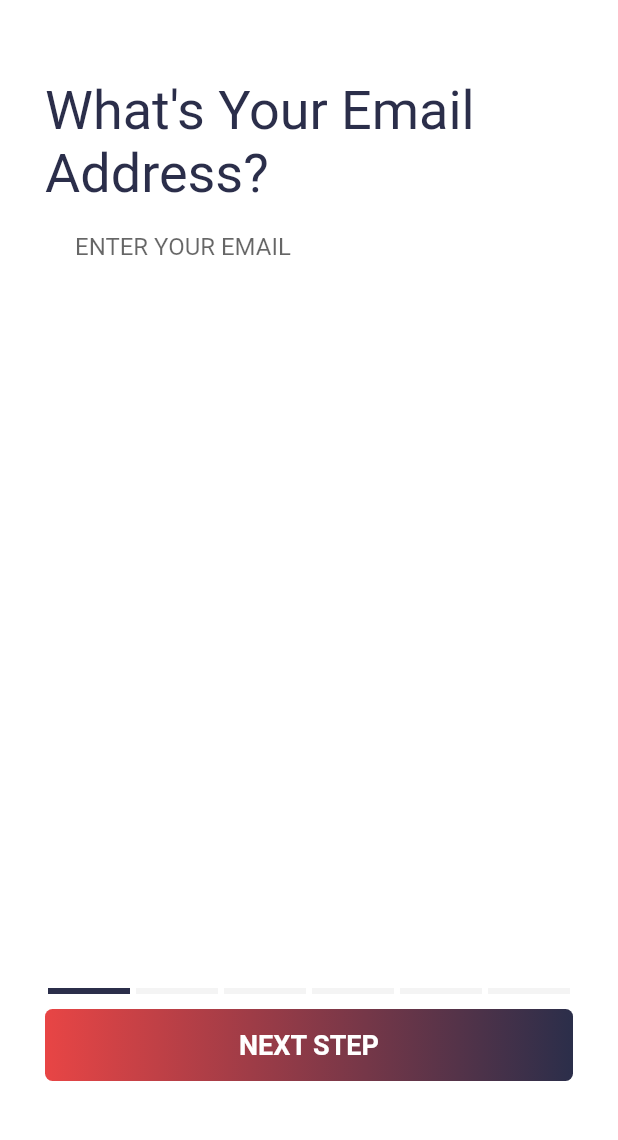
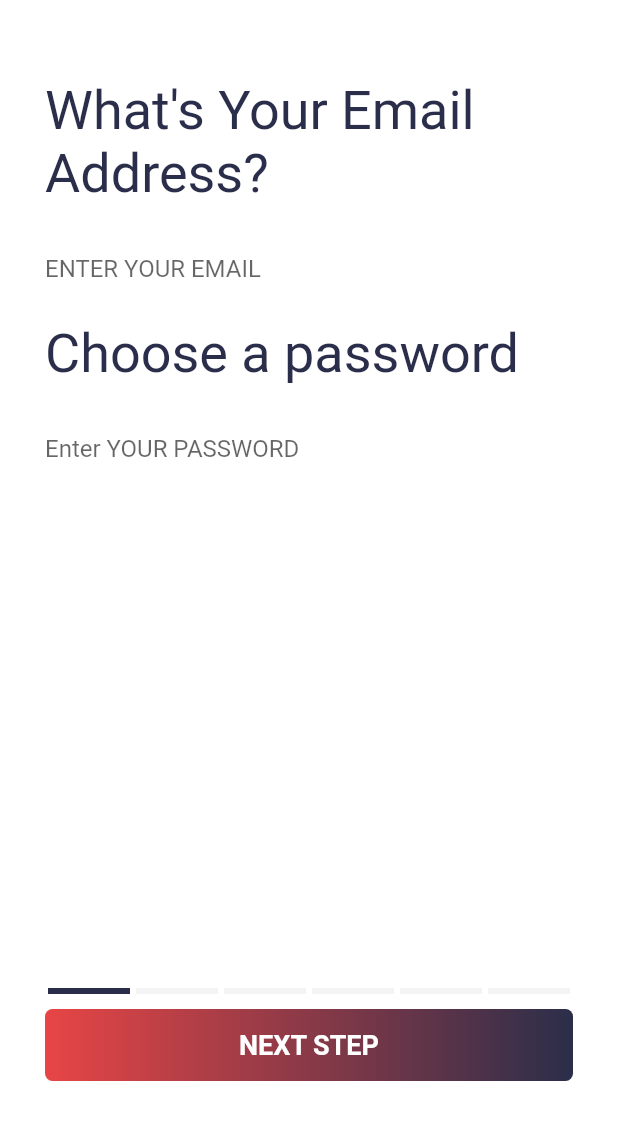
Before and after one commit to ttoghere/blocdating, a Flutter app: the OnboardingScreen screen opened by its route, after a tap on "START", on a phone screen of 412 x 824 dp, the part 80-1220 px from its top. Run offline on Flutter 3.47's test engine with Material 2 defaults, Android fonts, the phone set to English and light mode, and no system bars; drawn by our look-alikes of step_progress_indicator; our stand-ins replace bloc, equatable, firebase_auth, firebase_core, flutter_bloc, flutter_svg and 1 more; accounts and stored records are empty; Roboto replaces fonts that are missing (Allan).

Commit message:
What i did ? && Next on:
Did:
1)Auth Repository is done
2)Auth Bloc is done
3)SignUp Cubit is done
4)Onboarding/email auth is done(for now)
5)Important widgets are updated
Next on:
1)Upload Image To Firestore

```diff
--- /dev/null
+++ b/lib/blocs/bloc/auth_bloc.dart
@@ -0,0 +1,44 @@
+// ignore_for_file: public_member_api_docs, sort_constructors_first
+import 'dart:async';
+
+import 'package:flutter_bloc/flutter_bloc.dart';
+import 'package:equatable/equatable.dart';
+import 'package:firebase_auth/firebase_auth.dart';
+
+import 'package:blocdating/repositories/auth/auth_repository.dart';
+
+part 'auth_event.dart';
+part 'auth_state.dart';
+
+class AuthBloc extends Bloc<AuthEvent, AuthState> {
+  final AuthRepository _authRepository;
+  StreamSubscription<User?>? _userSubscription;
+
+  AuthBloc({
+    required AuthRepository authRepository,
+  })  : _authRepository = authRepository,
+        super(const AuthState.unknown()) {
+    on<AuthUserChanged>(_onAuthUserChanged);
+
+    _userSubscription = _authRepository.user.listen(
+      (user) => add(
+        AuthUserChanged(user: user!),
+      ),
+    );
+  }
+
+  void _onAuthUserChanged(
+    AuthUserChanged event,
+    Emitter<AuthState> emit,
+  ) {
+    emit(
+      AuthState.authenticated(user: event.user),
+    );
+  }
+
+  @override
+  Future<void> close() {
+    _userSubscription?.cancel();
+    return super.close();
+  }
+}
--- /dev/null
+++ b/lib/blocs/bloc/auth_event.dart
@@ -0,0 +1,19 @@
+part of 'auth_bloc.dart';
+
+abstract class AuthEvent extends Equatable {
+  const AuthEvent();
+
+  @override
+  List<Object> get props => [];
+}
+
+class AuthUserChanged extends AuthEvent {
+  final User user;
+
+  const AuthUserChanged({
+    required this.user,
+  });
+
+  @override
+  List<Object> get props => [user];
+}
--- /dev/null
+++ b/lib/blocs/bloc/auth_state.dart
@@ -0,0 +1,29 @@
+part of 'auth_bloc.dart';
+
+enum AuthStatus { unknown, authenticated, unauthenticated }
+
+class AuthState extends Equatable {
+  final AuthStatus status;
+  final User? user;
+
+  const AuthState._({
+    this.status = AuthStatus.unknown,
+    this.user,
+  });
+
+  const AuthState.unknown() : this._();
+
+  const AuthState.authenticated({required User user})
+      : this._(
+          status: AuthStatus.authenticated,
+          user: user,
+        );
+
+  const AuthState.unauthenticated()
+      : this._(
+          status: AuthStatus.unauthenticated,
+        );
+
+  @override
+  List<Object?> get props => [status, user];
+}
--- a/lib/blocs/swipe/swipe_bloc.dart
+++ b/lib/blocs/swipe/swipe_bloc.dart
@@ -1,5 +1,3 @@
-import 'dart:developer';
-
 import 'package:flutter_bloc/flutter_bloc.dart';
 import 'package:blocdating/models/user_model.dart';
 import 'package:equatable/equatable.dart';
--- a/lib/config/app_router.dart
+++ b/lib/config/app_router.dart
@@ -1,6 +1,7 @@
 import 'dart:developer';
 
 import 'package:blocdating/models/models.dart';
+import 'package:blocdating/screens/profile/profile_screen.dart';
 import 'package:blocdating/screens/screens.dart';
 import 'package:flutter/material.dart';
 
@@ -21,6 +22,8 @@ class AppRouter {
         return MatchesScreen.route();
       case ChatScreen.routeName:
         return ChatScreen.route(userMatch: settings.arguments as UserMatch);
+      case ProfileScreen.routeName:
+        return ProfileScreen.route();
       default:
         return _errorRoute();
     }
--- /dev/null
+++ b/lib/cubits/cubit/sign_up_cubit.dart
@@ -0,0 +1,40 @@
+import 'dart:io';
+
+import 'package:bloc/bloc.dart';
+import 'package:blocdating/repositories/auth/auth_repository.dart';
+import 'package:blocdating/screens/onboarding/onboarding_screens/screens.dart';
+import 'package:equatable/equatable.dart';
+import 'package:firebase_auth/firebase_auth.dart';
+import 'package:flutter/material.dart';
+
+part 'sign_up_state.dart';
+
+class SignupCubit extends Cubit<SignupState> {
+  final AuthRepository _authRepository;
+
+  SignupCubit({required AuthRepository authRepository})
+      : _authRepository = authRepository,
+        super(SignupState.initial());
+
+  void emailChanged(String value) {
+    emit(state.copyWith(email: value, status: SignUpStatus.initial));
+  }
+
+  void passwordChanged(String value) {
+    emit(state.copyWith(password: value, status: SignUpStatus.initial));
+  }
+
+  void signUpWithCredentials(BuildContext context) async {
+    if (!state.isFormValid || state.status == SignUpStatus.submitting) return;
+    emit(
+      state.copyWith(status: SignUpStatus.submitting),
+    );
+    try {
+      await _authRepository.signUp(
+          email: state.email, password: state.password);
+      emit(
+        state.copyWith(status: SignUpStatus.success),
+      );
+    } catch (_) {}
+  }
+}
--- /dev/null
+++ b/lib/cubits/cubit/sign_up_state.dart
@@ -0,0 +1,44 @@
+// ignore_for_file: public_member_api_docs, sort_constructors_first
+part of 'sign_up_cubit.dart';
+
+enum SignUpStatus { initial, submitting, success, error }
+
+class SignupState extends Equatable {
+  final String email;
+  final String password;
+  final SignUpStatus status;
+
+  bool get isFormValid => email.isNotEmpty && password.isNotEmpty;
+
+  const SignupState({
+    required this.email,
+    required this.password,
+    required this.status,
+  });
+
+  factory SignupState.initial() {
+    return SignupState(
+      email: '',
+      password: '',
+      status: SignUpStatus.initial,
+    );
+  }
+
+  @override
+  bool get stringify => true;
+
+  @override
+  List<Object> get props => [email, password, status];
+
+  SignupState copyWith({
+    String? email,
+    String? password,
+    SignUpStatus? status,
+  }) {
+    return SignupState(
+      email: email ?? this.email,
+      password: password ?? this.password,
+      status: status ?? this.status,
+    );
+  }
+}
--- /dev/null
+++ b/lib/repositories/auth/auth_repository.dart
@@ -0,0 +1,26 @@
+import 'package:blocdating/repositories/auth/base_auth_repository.dart';
+import 'package:firebase_auth/firebase_auth.dart';
+import 'package:flutter/material.dart';
+
+class AuthRepository extends BaseAuthRepository {
+  final FirebaseAuth _firebaseAuth;
+  AuthRepository({FirebaseAuth? firebaseAuth})
+      : _firebaseAuth = firebaseAuth ?? FirebaseAuth.instance;
+  @override
+  Future<User?> signUp({
+    required String email,
+    required String password,
+  }) async {
+    try {
+      final credential = await _firebaseAuth.createUserWithEmailAndPassword(
+        email: email,
+        password: password,
+      );
+      final user = credential.user;
+      return user;
+    } catch (_) {}
+  }
+
+  @override
+  Stream<User?> get user => _firebaseAuth.userChanges();
+}
--- /dev/null
+++ b/lib/repositories/auth/base_auth_repository.dart
@@ -0,0 +1,10 @@
+import 'package:firebase_auth/firebase_auth.dart';
+import 'package:flutter/material.dart';
+
+abstract class BaseAuthRepository {
+  Stream<User?> get user;
+  Future<User?> signUp({
+    required String email,
+    required String password,
+  });
+}
--- a/lib/screens/onboarding/onboarding_screen.dart
+++ b/lib/screens/onboarding/onboarding_screen.dart
@@ -1,5 +1,8 @@
+import 'package:blocdating/cubits/cubit/sign_up_cubit.dart';
+import 'package:blocdating/repositories/auth/auth_repository.dart';
 import 'package:blocdating/widgets/widgets.dart';
 import 'package:flutter/material.dart';
+import 'package:flutter_bloc/flutter_bloc.dart';
 import 'onboarding_screens/screens.dart';
 
 class OnboardingScreen extends StatelessWidget {
@@ -10,7 +13,12 @@ class OnboardingScreen extends StatelessWidget {
   static Route route() {
     return MaterialPageRoute(
       settings: const RouteSettings(name: routeName),
-      builder: (context) => const OnboardingScreen(),
+      builder: (context) => BlocProvider(
+        create: (context) => SignupCubit(
+          authRepository: context.read<AuthRepository>(),
+        ),
+        child: OnboardingScreen(),
+      ),
     );
   }
 
--- a/lib/screens/onboarding/onboarding_screens/email_screen.dart
+++ b/lib/screens/onboarding/onboarding_screens/email_screen.dart
@@ -1,17 +1,25 @@
+import 'dart:developer';
+
+import 'package:blocdating/cubits/cubit/sign_up_cubit.dart';
 import 'package:blocdating/screens/onboarding/widgets/widgets.dart';
 import 'package:flutter/material.dart';
+import 'package:flutter_bloc/flutter_bloc.dart';
 import 'package:step_progress_indicator/step_progress_indicator.dart';
 
 class Email extends StatelessWidget {
   final TabController tabController;
+  final emailController = TextEditingController();
+  final passwordController = TextEditingController();
 
-  const Email({
+  Email({
     Key? key,
     required this.tabController,
   }) : super(key: key);
 
   @override
   Widget build(BuildContext context) {
+    return BlocBuilder<SignupCubit, SignupState>(
+      builder: (context, state) {
         return Padding(
           padding: const EdgeInsets.symmetric(horizontal: 30.0, vertical: 50),
           child: Column(
@@ -19,9 +27,33 @@ class Email extends StatelessWidget {
             mainAxisSize: MainAxisSize.max,
             children: [
               Column(
-            children:const [
-              CustomTextHeader(text: 'What\'s Your Email Address?'),
-              CustomTextField(hint: 'ENTER YOUR EMAIL'),
+                crossAxisAlignment: CrossAxisAlignment.start,
+                children: [
+                  const CustomTextHeader(text: 'What\'s Your Email Address?'),
+                  const SizedBox(
+                    height: 15,
+                  ),
+                  CustomTextField(
+                    hint: 'ENTER YOUR EMAIL',
+                    onChangedFunc: (p0) {
+                      context.read<SignupCubit>().emailChanged(p0);
+                      log(state.email);
+                    },
+                  ),
+                  const SizedBox(
+                    height: 15,
+                  ),
+                  const CustomTextHeader(text: 'Choose a password'),
+                  const SizedBox(
+                    height: 15,
+                  ),
+                  CustomTextField(
+                    hint: 'Enter YOUR PASSWORD',
+                    onChangedFunc: (p0) {
+                      context.read<SignupCubit>().passwordChanged(p0);
+                      log(state.password);
+                    },
+                  ),
                 ],
               ),
               Column(
@@ -33,11 +65,18 @@ class Email extends StatelessWidget {
                     unselectedColor: Theme.of(context).colorScheme.background,
                   ),
                   const SizedBox(height: 10),
-              CustomButton(tabController: tabController, text: 'NEXT STEP'),
+                  CustomButton(
+                    tabController: tabController,
+                    text: 'NEXT STEP',
+                    emailController: emailController,
+                    passwordController: passwordController,
+                  ),
                 ],
               ),
             ],
           ),
         );
+      },
+    );
   }
 }
--- a/lib/screens/onboarding/widgets/custom_button.dart
+++ b/lib/screens/onboarding/widgets/custom_button.dart
@@ -1,13 +1,19 @@
+import 'package:blocdating/cubits/cubit/sign_up_cubit.dart';
 import 'package:flutter/material.dart';
+import 'package:flutter_bloc/flutter_bloc.dart';
 
 class CustomButton extends StatelessWidget {
   final TabController tabController;
   final String text;
+  final TextEditingController? passwordController;
+  final TextEditingController? emailController;
 
   const CustomButton({
     Key? key,
     required this.tabController,
     required this.text,
+    this.emailController,
+    this.passwordController,
   }) : super(key: key);
 
   @override
@@ -23,8 +29,11 @@ class CustomButton extends StatelessWidget {
         ),
       ),
       child: ElevatedButton(
-        onPressed: () {
+        onPressed: () async {
           tabController.animateTo(tabController.index + 1);
+          if (tabController.index == 2) {
+            context.read<SignupCubit>().signUpWithCredentials(context);
+          }
         },
         style: ElevatedButton.styleFrom(
           backgroundColor: Colors.transparent,
--- a/lib/screens/onboarding/widgets/custom_text_field.dart
+++ b/lib/screens/onboarding/widgets/custom_text_field.dart
@@ -1,17 +1,20 @@
+// ignore_for_file: public_member_api_docs, sort_constructors_first
 import 'package:flutter/material.dart';
 
 class CustomTextField extends StatelessWidget {
   final String hint;
+  final TextEditingController? controller;
+  final Function(String)? onChangedFunc;
   const CustomTextField({
     Key? key,
     required this.hint,
+    this.controller,
+    this.onChangedFunc,
   }) : super(key: key);
 
   @override
   Widget build(BuildContext context) {
-    return Padding(
-      padding: const EdgeInsets.symmetric(horizontal: 20.0),
-      child: TextField(
+    return TextField(
         decoration: InputDecoration(
           filled: true,
           fillColor: Colors.white,
@@ -24,7 +27,6 @@ class CustomTextField extends StatelessWidget {
             borderSide: BorderSide(color: Colors.white),
           ),
         ),
-          onChanged: (value) {}),
-    );
+        onChanged:onChangedFunc);
   }
 }
```
Also changed, not shown: lib/main.dart (+17 -2 lines), lib/screens/onboarding/onboarding_screens/bio_screen.dart (+8 -4 lines), lib/screens/onboarding/onboarding_screens/demo_screen.dart (+10 -10 lines), lib/screens/onboarding/onboarding_screens/email_verification_screen.dart (+6 -6 lines), lib/screens/onboarding/onboarding_screens/location_screen.dart (+8 -5 lines), lib/screens/profile/profile_screen.dart (added, +192 -0 lines). Lines whose indentation alone changed are shown as unchanged.
